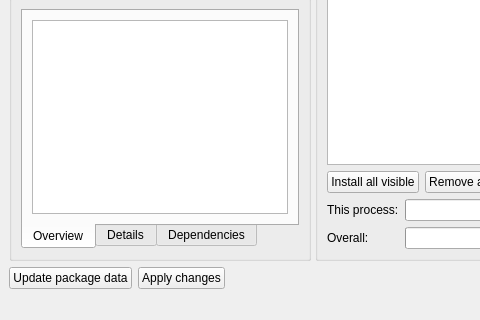
First picture: the form in mpkg/manager/pkgmanager.ui, repository BackupTheBerlios/mops, before the edit; both pictures show x 0 to 480 and y 365 to 685 of the 1008 by 685 pixel window.
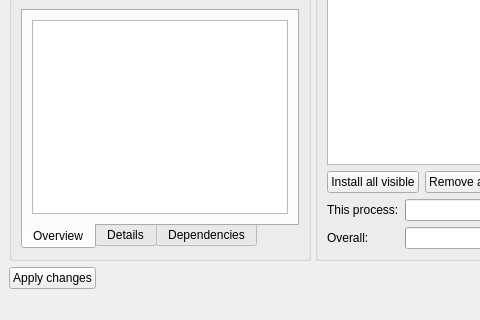
Second picture: the form after the edit. Icons and pictures are not drawn.

What changed in the file:
```diff
--- a/mpkg/manager/pkgmanager.ui
+++ b/mpkg/manager/pkgmanager.ui
@@ -696,13 +696,6 @@
       <property name="spacing" >
        <number>6</number>
       </property>
-      <item>
-       <widget class="QPushButton" name="updateButton" >
-        <property name="text" >
-         <string>Update package data</string>
-        </property>
-       </widget>
-      </item>
       <item>
        <widget class="QPushButton" name="applyButton" >
         <property name="text" >
```
Left out of the diff: 18 changed lines with no effect on the pictures.
